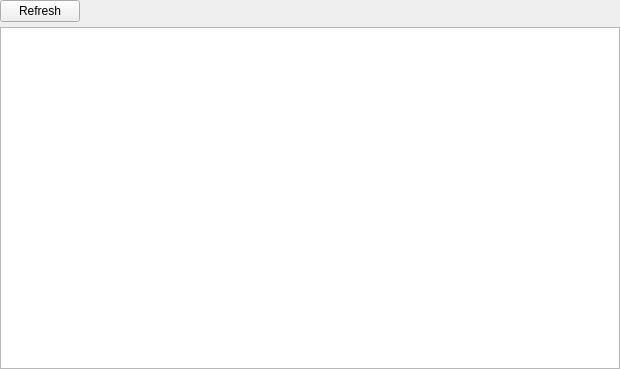
First picture: the form in mva/Licenta/gui/forms/battery_status_widget.ui, repository bogdan-constandache/SystemToolKit, before the edit.
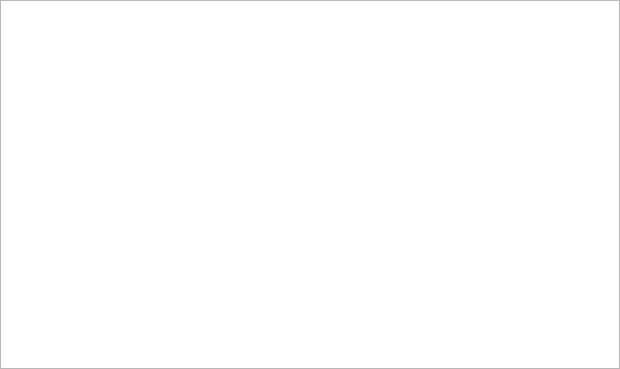
Second picture: the form after the edit.

What changed in the file:
```diff
--- a/mva/Licenta/gui/forms/battery_status_widget.ui
+++ b/mva/Licenta/gui/forms/battery_status_widget.ui
@@ -29,30 +29,6 @@
    <property name="bottomMargin">
     <number>0</number>
    </property>
-   <item>
-    <layout class="QHBoxLayout" name="hLayoutButtons">
-     <item>
-      <widget class="QPushButton" name="refreshButton">
-       <property name="text">
-        <string>Refresh</string>
-       </property>
-      </widget>
-     </item>
-     <item>
-      <spacer name="hSpacer1">
-       <property name="orientation">
-        <enum>Qt::Horizontal</enum>
-       </property>
-       <property name="sizeHint" stdset="0">
-        <size>
-         <width>40</width>
-         <height>20</height>
-        </size>
-       </property>
-      </spacer>
-     </item>
-    </layout>
-   </item>
    <item>
     <widget class="QTreeView" name="treeView"/>
    </item>
```
